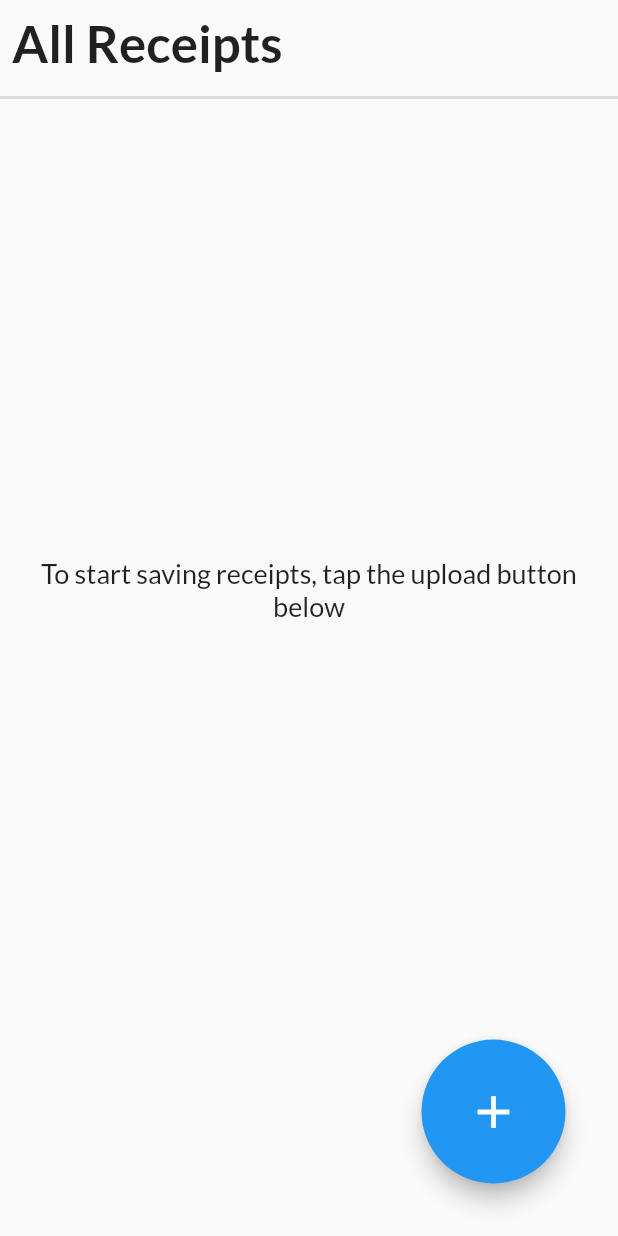
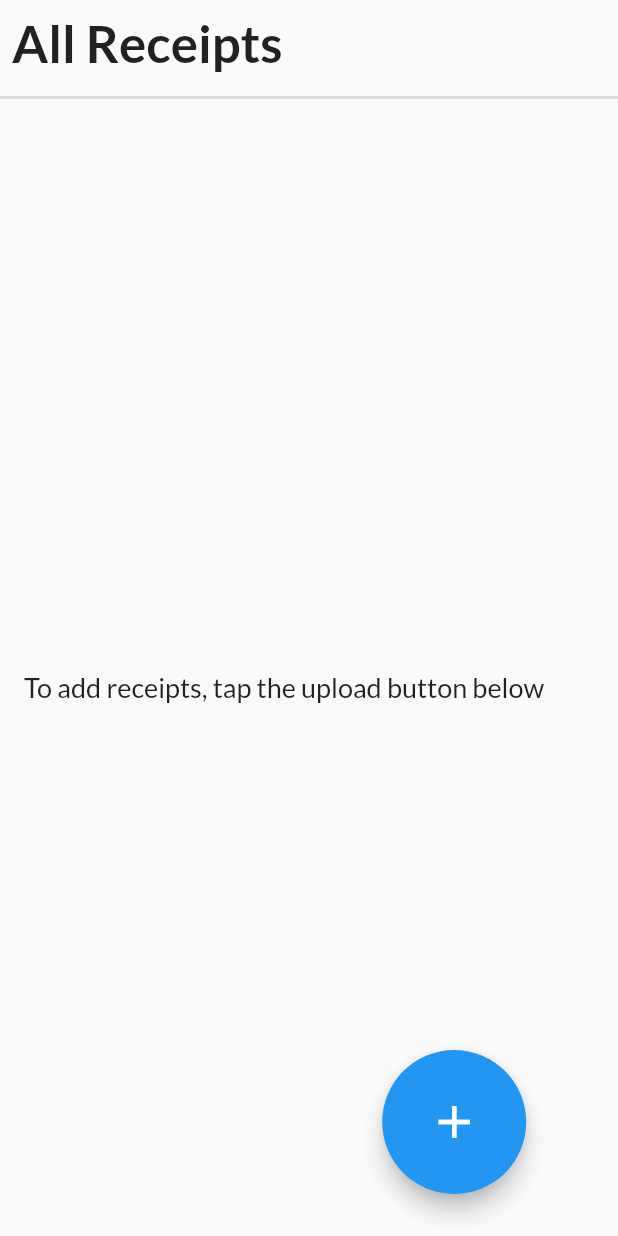
Before and after one commit to nilekell/receiptcamp_debug_select_multiple, a Flutter app: the FileExplorer screen opened directly, on a phone screen of 412 x 824 dp. Run offline on Flutter 3.47's test engine with Material 2 defaults, Android fonts, the phone set to English and light mode, and no system bars; our stand-ins replace bloc, equatable, flutter_bloc, flutter_image_compress, gallery_saver, google_fonts and 4 more; missing offline and left inert: easy_image_viewer, google_mlkit_text_recognition; accounts and stored records are empty.

Commit message:
Update layout: Stack RefreshableFolderView & UploadButton
This update wraps the RefreshableFolderView and UploadButton in a Stack widget. This allows the UploadButton to always float above the RefreshableFolderView, and ensures that RefreshableFolderView extends to the bottom of the Column. This improves the UI experience by maintaining the accessibility of the UploadButton.

```diff
--- a/lib/presentation/screens/file_explorer.dart
+++ b/lib/presentation/screens/file_explorer.dart
@@ -58,7 +58,9 @@ class _FileExplorerState extends State<FileExplorer> {
                       )
                     : Container(),
                 Expanded(
-                  child: BlocListener<FileSystemCubit, FileSystemCubitState>(
+                  child: Stack(
+                    children: [
+                      BlocListener<FileSystemCubit, FileSystemCubitState>(
                       listener: (context, state) {
                         switch (state) {
                           case FileSystemCubitFolderInformationSuccess():
@@ -74,16 +76,14 @@ class _FileExplorerState extends State<FileExplorer> {
                       },
                       child: const RefreshableFolderView(),
                     ),
-                ),
-                Row(
-                  mainAxisAlignment: MainAxisAlignment.end,
-                  children: [
-                    Padding(
-                      padding: const EdgeInsets.fromLTRB(0, 0, 35, 35),
+                    Positioned(
+                      right: 28,
+                      bottom: 28,
                       child: UploadButton(currentFolder: state.folder),
                     ),
                   ],
-                )
+                  ),
+                ),
               ],
             );
           case FileSystemCubitError():
@@ -207,7 +207,7 @@ class _RefreshableFolderViewState extends State<RefreshableFolderView> {
                         children: <Widget>[
                           SizedBox(height: 20),
                           Text(
-                            "To start saving receipts, tap the upload button below",
+                            "To add receipts, tap the upload button below",
                             style: TextStyle(
                                 fontSize: 18, fontWeight: FontWeight.w500),
                             textAlign: TextAlign.center,
@@ -248,7 +248,7 @@ class FolderListTile extends StatelessWidget {
   @override
   Widget build(BuildContext context) {
     return ListTile(
-      subtitle: Text(displayDate),
+      subtitle: Text('Modified $displayDate'),
       leading: const Icon(
         Icons.folder,
         size: 35,
@@ -293,7 +293,7 @@ class ReceiptListTile extends StatelessWidget {
             fit: BoxFit.cover,
           ),
         ),
-        subtitle: Text(displayDate),
+        subtitle: Text('Created $displayDate'),
         trailing: IconButton(
           icon: const Icon(
             Icons.more_horiz,
```
Lines whose indentation alone changed are shown as unchanged.
